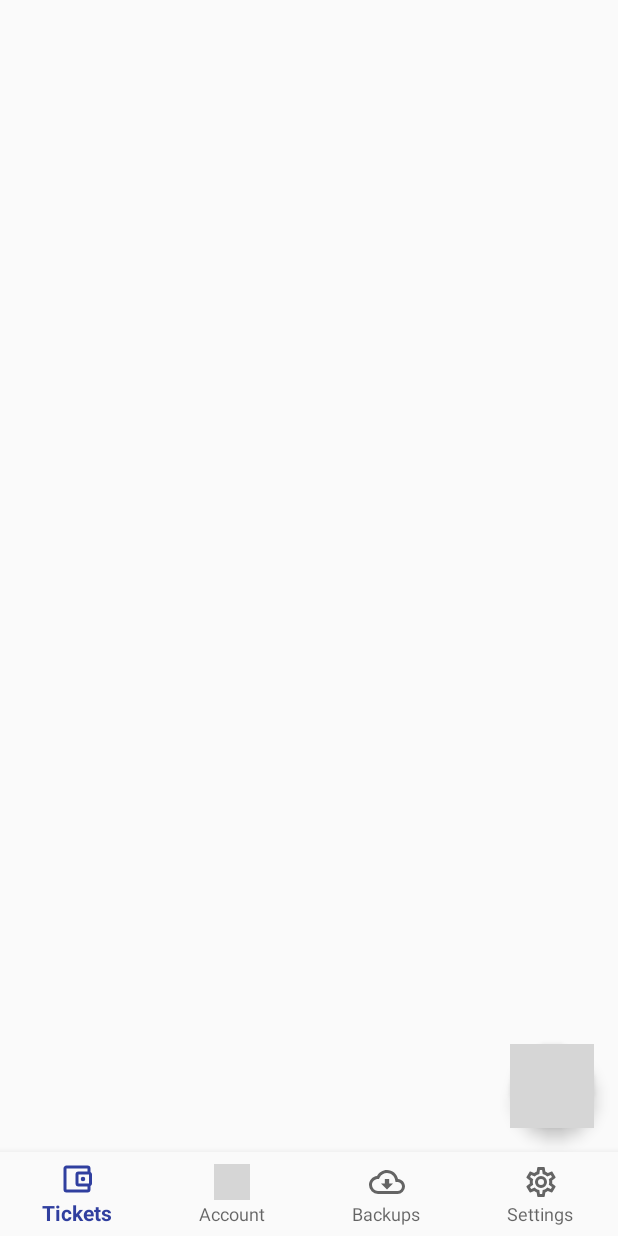
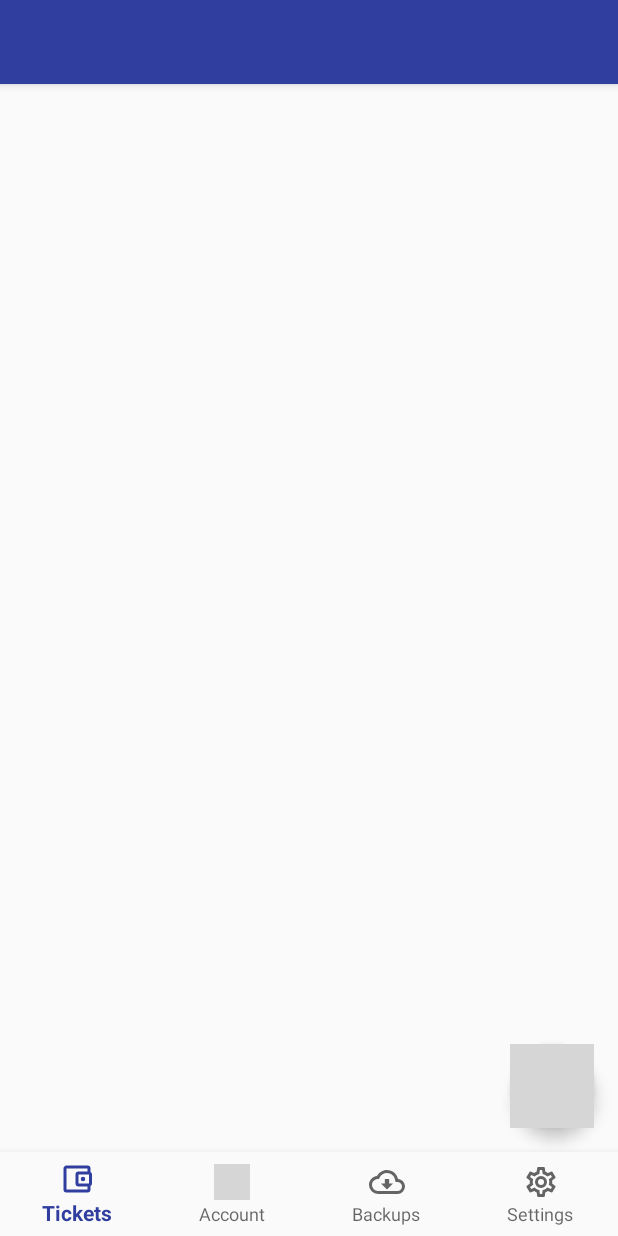
Before and after one commit to divadsn/mobileKKM-native, an Android app: the layout activity_main.xml on its own in the app's theme, with its tools: preview values and no code run, on a phone screen of 412 x 824 dp. Run offline under Robolectric (Android 15) with nearby library versions, the phone set to English and light mode, and no system bars; grey boxes are pictures that could not be loaded.

Commit message:
Rework main activity layout for custom toolbar
Signed-off-by: David Sn <divad.nnamtdeis@gmail.com>

```diff
--- a/app/src/main/java/de/codebucket/mkkm/ui/MainActivity.java
+++ b/app/src/main/java/de/codebucket/mkkm/ui/MainActivity.java
@@ -4,6 +4,7 @@ import android.os.Bundle;
 import android.view.View;
 
 import androidx.appcompat.app.AppCompatActivity;
+import androidx.appcompat.widget.Toolbar;
 
 import com.google.android.material.floatingactionbutton.FloatingActionButton;
 import com.google.android.material.snackbar.Snackbar;
@@ -17,6 +18,9 @@ public class MainActivity extends AppCompatActivity {
         super.onCreate(savedInstanceState);
         setContentView(R.layout.activity_main);
 
+        Toolbar toolbar = findViewById(R.id.toolbar);
+        setSupportActionBar(toolbar);
+
         FloatingActionButton fab = findViewById(R.id.fab);
         fab.setOnClickListener(new View.OnClickListener() {
             @Override
--- a/app/src/main/res/layout/activity_main.xml
+++ b/app/src/main/res/layout/activity_main.xml
@@ -1,30 +1,19 @@
 <?xml version="1.0" encoding="utf-8"?>
-<androidx.constraintlayout.widget.ConstraintLayout xmlns:android="http://schemas.android.com/apk/res/android"
+<RelativeLayout xmlns:android="http://schemas.android.com/apk/res/android"
     xmlns:app="http://schemas.android.com/apk/res-auto"
-    android:id="@+id/container"
     android:layout_width="match_parent"
     android:layout_height="match_parent"
-    android:paddingTop="?attr/actionBarSize">
+    android:fitsSystemWindows="true"
+    android:orientation="vertical">
 
-    <com.google.android.material.bottomnavigation.BottomNavigationView
-        android:id="@+id/nav_view"
-        android:layout_width="0dp"
-        android:layout_height="wrap_content"
-        android:background="?android:attr/windowBackground"
-        app:labelVisibilityMode="labeled"
-        app:layout_constraintBottom_toBottomOf="parent"
-        app:layout_constraintLeft_toLeftOf="parent"
-        app:layout_constraintRight_toRightOf="parent"
-        app:menu="@menu/bottom_nav_menu" />
+    <include layout="@layout/toolbar_title" />
 
     <androidx.coordinatorlayout.widget.CoordinatorLayout
         android:id="@+id/content"
-        android:layout_width="0dp"
-        android:layout_height="0dp"
-        app:layout_constraintBottom_toTopOf="@id/nav_view"
-        app:layout_constraintLeft_toLeftOf="parent"
-        app:layout_constraintRight_toRightOf="parent"
-        app:layout_constraintTop_toTopOf="parent">
+        android:layout_width="match_parent"
+        android:layout_height="match_parent"
+        android:layout_above="@id/nav_view"
+        android:layout_below="@id/toolbar_view">
 
         <com.google.android.material.floatingactionbutton.FloatingActionButton
             android:id="@+id/fab"
@@ -38,4 +27,13 @@
 
     </androidx.coordinatorlayout.widget.CoordinatorLayout>
 
-</androidx.constraintlayout.widget.ConstraintLayout>
+    <com.google.android.material.bottomnavigation.BottomNavigationView
+        android:id="@+id/nav_view"
+        android:layout_width="match_parent"
+        android:layout_height="wrap_content"
+        android:layout_alignParentBottom="true"
+        android:background="?android:attr/windowBackground"
+        app:labelVisibilityMode="labeled"
+        app:menu="@menu/bottom_nav_menu" />
+
+</RelativeLayout>
--- /dev/null
+++ b/app/src/main/res/layout/toolbar_title.xml
@@ -0,0 +1,16 @@
+<?xml version="1.0" encoding="utf-8"?>
+<com.google.android.material.appbar.AppBarLayout xmlns:android="http://schemas.android.com/apk/res/android"
+    xmlns:app="http://schemas.android.com/apk/res-auto"
+    android:id="@+id/toolbar_view"
+    android:layout_width="match_parent"
+    android:layout_height="wrap_content"
+    android:theme="@style/ThemeOverlay.AppCompat.Dark.ActionBar">
+
+    <androidx.appcompat.widget.Toolbar
+        android:id="@+id/toolbar"
+        android:layout_width="match_parent"
+        android:layout_height="?attr/actionBarSize"
+        android:background="?attr/colorPrimary"
+        app:popupTheme="@style/ThemeOverlay.AppCompat.Light" />
+
+</com.google.android.material.appbar.AppBarLayout>
--- a/app/src/main/res/values/styles.xml
+++ b/app/src/main/res/values/styles.xml
@@ -2,10 +2,12 @@
 
     <!-- Base application theme. -->
     <style name="AppTheme" parent="Theme.AppCompat.Light.DarkActionBar">
-        <!-- Customize your theme here. -->
         <item name="colorPrimary">@color/colorPrimary</item>
         <item name="colorPrimaryDark">@color/colorPrimaryDark</item>
         <item name="colorAccent">@color/colorAccent</item>
+        <item name="windowActionBar">false</item>
+        <item name="windowNoTitle">true</item>
+        <item name="android:statusBarColor">?attr/colorPrimaryDark</item>
     </style>
 
     <style name="SplashTheme" parent="Theme.AppCompat.NoActionBar">
```
